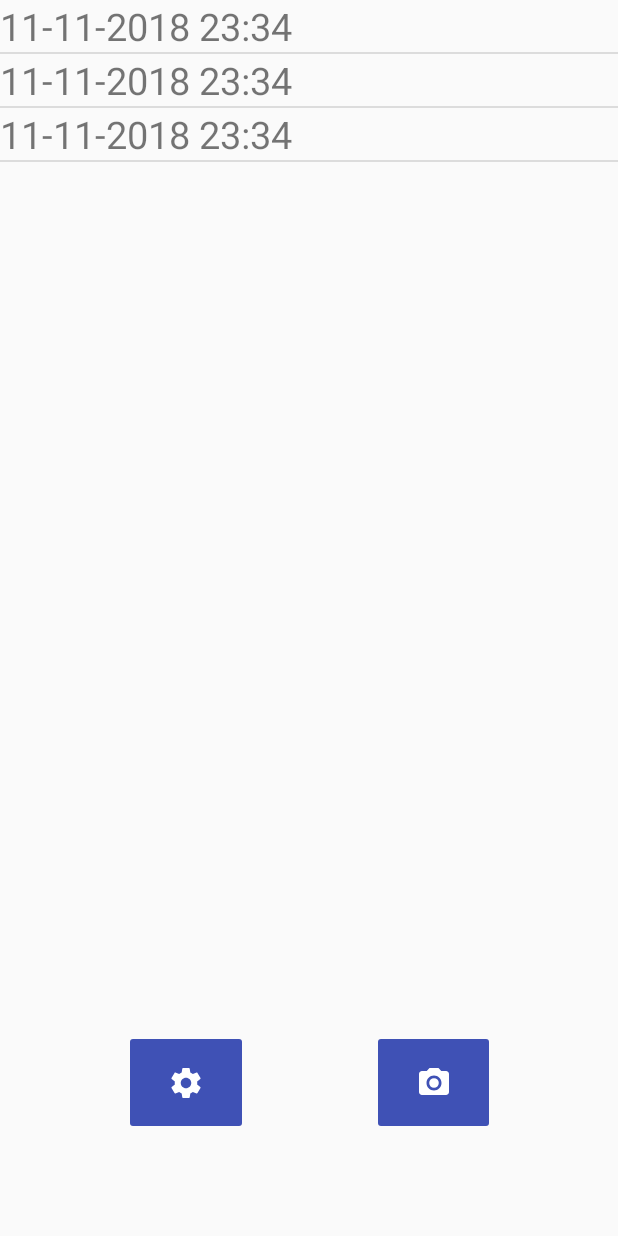
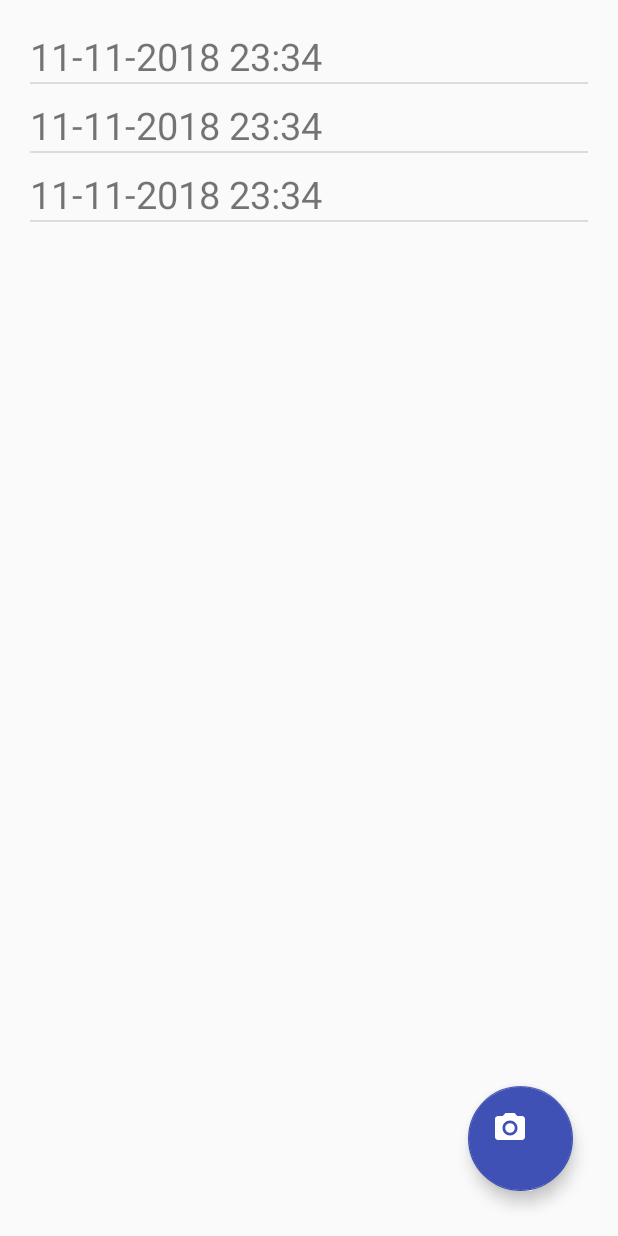
Before and after one commit to holgus103/VisualSudokuSolver, an Android app: the layout activity_main.xml on its own in the app's theme, with its tools: preview values and no code run, on a phone screen of 412 x 824 dp. Run offline under Robolectric (Android 15) with nearby library versions, the phone set to English and light mode, and no system bars.

Commit message:
UI Changes - added floating action button - added margin for ListView and items - moved settings to the upper right corner of the screen

```diff
--- a/app/build.gradle
+++ b/app/build.gradle
@@ -46,6 +46,8 @@ android {
 }
 
 dependencies {
+    implementation 'com.android.support:support-core-utils:27.1.0'
+    implementation 'com.android.support:design:27.1.0'
     implementation fileTree(include: ['*.jar'], dir: 'libs')
     implementation "org.jetbrains.kotlin:kotlin-stdlib-jre7:$kotlin_version"
     implementation 'com.android.support:appcompat-v7:27.1.0'
--- a/app/src/main/java/holgus103/visualsudokusolver/db/dao/SudokuEntry.kt
+++ b/app/src/main/java/holgus103/visualsudokusolver/db/dao/SudokuEntry.kt
@@ -17,7 +17,7 @@ data class SudokuEntry(
     @DatabaseField(dataType = DataType.SERIALIZABLE, columnName = SudokuDao.ORIGINAL_SUDOKU)
     var original: IntArray = IntArray(81),
 
-    @DatabaseField(columnName = SudokuDao.TIMESTAMP)
+    @DatabaseField(columnName = SudokuDao.TIMESTAMP, format = "yyyy-MM-dd HH:mm:ss")
     var timestamp: Date = Date()
 
 )
--- a/app/src/main/res/layout/activity_main.xml
+++ b/app/src/main/res/layout/activity_main.xml
@@ -5,60 +5,32 @@
     android:layout_width="match_parent"
     android:layout_height="match_parent"
     tools:context=".MainActivity">
-    <LinearLayout
-        android:layout_width="match_parent"
-        android:orientation="vertical"
-        android:layout_height="match_parent">
+
+
+
 
         <ListView
             android:id="@+id/entries"
+            android:layout_marginLeft="20dp"
+            android:layout_marginRight="20dp"
+            android:layout_marginTop="10dp"
+            android:layout_marginBottom="10dp"
             android:layout_width="match_parent"
             android:layout_height="match_parent"
-            android:layout_weight="1"
             tools:listitem="@layout/item" ></ListView>
 
-        <LinearLayout
-            android:orientation="horizontal"
-            android:layout_weight="5"
-            android:layout_gravity="center"
-            android:layout_width="match_parent"
-            android:layout_height="match_parent">
 
-            <LinearLayout
-                android:layout_weight="1"
-                android:layout_width="match_parent"
-                android:layout_height="match_parent">
-            </LinearLayout>
-
-            <ImageButton
-                android:layout_weight="1"
-                android:onClick="settings"
-                android:layout_width="match_parent"
-                android:layout_height="70dp"
-                android:backgroundTint="@color/colorPrimary"
-                app:srcCompat="@drawable/ic_settings_black_24dp" />
+    <android.support.design.widget.FloatingActionButton
+        android:onClick="recognize"
+        android:layout_width="70dp"
+        android:layout_height="70dp"
+        android:layout_marginRight="30dp"
+        android:layout_marginBottom="30dp"
+        android:layout_gravity="end|bottom"
+        app:backgroundTint="@color/colorPrimary"
+        app:layout_constraintBottom_toBottomOf="parent"
+        app:layout_constraintEnd_toEndOf="parent"
+        app:srcCompat="@drawable/ic_photo_camera_black_24dp" />
 
 
-            <LinearLayout
-                android:layout_weight="1"
-                android:layout_width="match_parent"
-                android:layout_height="match_parent">
-            </LinearLayout>
-
-            <ImageButton
-                android:layout_weight="1"
-                android:onClick="recognize"
-                android:layout_width="match_parent"
-                android:layout_height="70dp"
-                android:backgroundTint="@color/colorPrimary"
-                app:srcCompat="@drawable/ic_photo_camera_black_24dp" />
-
-
-            <LinearLayout
-                android:layout_weight="1"
-                android:layout_width="match_parent"
-                android:layout_height="match_parent">
-            </LinearLayout>
-        </LinearLayout>
-    </LinearLayout>
 </android.support.constraint.ConstraintLayout>
--- a/app/src/main/res/layout/item.xml
+++ b/app/src/main/res/layout/item.xml
@@ -9,6 +9,7 @@
         android:layout_height="wrap_content"
         android:layout_weight="1"
         android:textSize="25dp"
+        android:layout_marginTop="10dp"
         android:text="11-11-2018 23:34" />
 
 </LinearLayout>
--- a/app/src/main/res/values/strings.xml
+++ b/app/src/main/res/values/strings.xml
@@ -15,4 +15,5 @@
     <string name="entry_id">ENTRY_ID</string>
     <string name="grid_error_msg">Something seems to be wrong! Please review the puzzle</string>
     <string name="model_url">https://raw.githubusercontent.com/holgus103/VisualSudokuSolver/master/models/knn.xml</string>
+    <string name="action_settings">Settings</string>
 </resources>
```
Also changed, not shown: app/src/main/AndroidManifest.xml (+5 -5 lines), app/src/main/java/holgus103/visualsudokusolver/MainActivity.kt (+22 -1 lines), app/src/main/res/menu/menu_main.xml (added, +11 -0 lines), app/src/main/res/values/styles.xml (+10 -0 lines).
